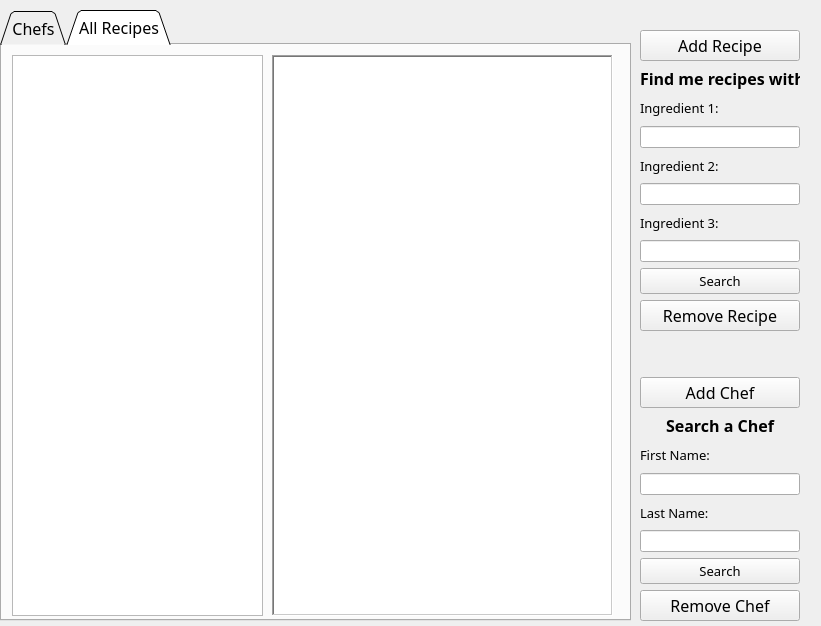
This is ManagerView.ui in NickFurlo/Restaurant-Management-Database as Qt 5 draws it before an edit. The edited form follows.
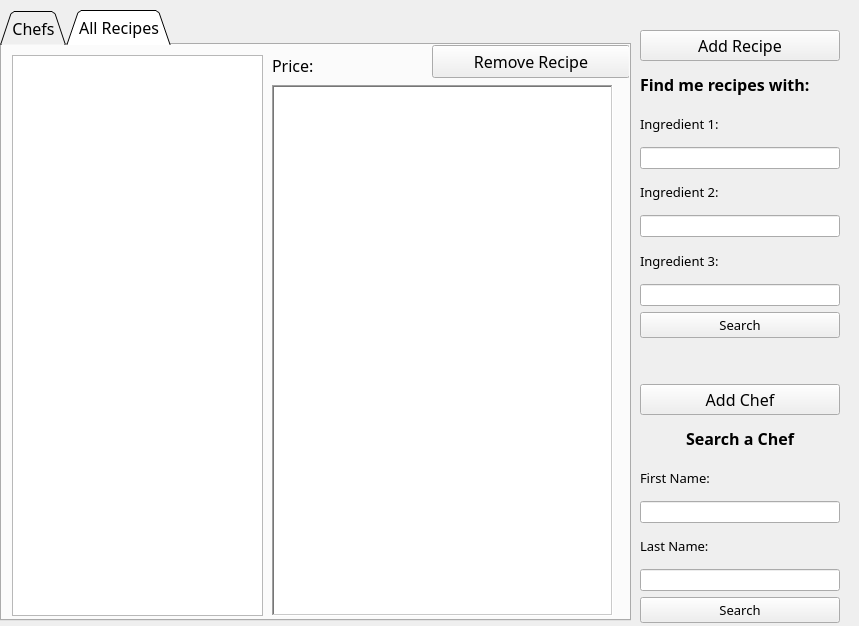
This is the edited form. The open tabs and pages were chosen to show the change.

Diff of the .ui file:
```diff
--- a/ManagerView.ui
+++ b/ManagerView.ui
@@ -6,7 +6,7 @@
    <rect>
     <x>0</x>
     <y>0</y>
-    <width>821</width>
+    <width>859</width>
     <height>626</height>
    </rect>
   </property>
@@ -108,9 +108,9 @@
       <property name="geometry">
        <rect>
         <x>270</x>
-        <y>10</y>
+        <y>40</y>
         <width>341</width>
-        <height>561</height>
+        <height>531</height>
        </rect>
       </property>
       <property name="autoFillBackground">
@@ -132,6 +132,51 @@
        <bool>false</bool>
       </property>
      </widget>
+     <widget class="QPushButton" name="btnRemoveRecipe">
+      <property name="geometry">
+       <rect>
+        <x>430</x>
+        <y>0</y>
+        <width>198</width>
+        <height>33</height>
+       </rect>
+      </property>
+      <property name="font">
+       <font>
+        <family>Book Antiqua</family>
+        <pointsize>12</pointsize>
+       </font>
+      </property>
+      <property name="text">
+       <string>Remove Recipe</string>
+      </property>
+     </widget>
+     <widget class="QLabel" name="label_8">
+      <property name="geometry">
+       <rect>
+        <x>270</x>
+        <y>10</y>
+        <width>71</width>
+        <height>21</height>
+       </rect>
+      </property>
+      <property name="text">
+       <string>Price:</string>
+      </property>
+     </widget>
+     <widget class="QLabel" name="PriceLabel">
+      <property name="geometry">
+       <rect>
+        <x>330</x>
+        <y>10</y>
+        <width>91</width>
+        <height>21</height>
+       </rect>
+      </property>
+      <property name="text">
+       <string/>
+      </property>
+     </widget>
     </widget>
    </widget>
    <widget class="QWidget" name="verticalLayoutWidget">
@@ -139,8 +184,8 @@
      <rect>
       <x>640</x>
       <y>30</y>
-      <width>160</width>
-      <height>591</height>
+      <width>200</width>
+      <height>630</height>
      </rect>
     </property>
     <layout class="QVBoxLayout" name="verticalLayout">
@@ -236,19 +281,6 @@
        </property>
       </widget>
      </item>
-     <item>
-      <widget class="QPushButton" name="btnRemoveRecipe">
-       <property name="font">
-        <font>
-         <family>Book Antiqua</family>
-         <pointsize>12</pointsize>
-        </font>
-       </property>
-       <property name="text">
-        <string>Remove Recipe</string>
-       </property>
-      </widget>
-     </item>
      <item>
       <spacer name="verticalSpacer">
        <property name="orientation">
```
Left out of the diff: 4 changed lines with no effect on the pictures.
